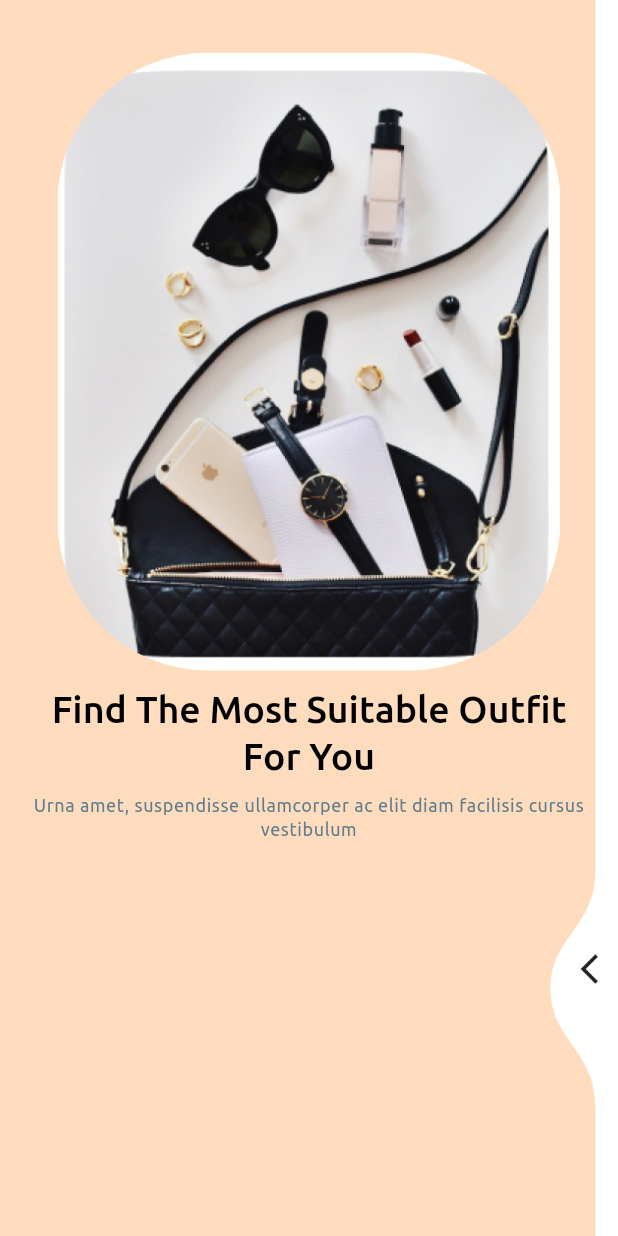
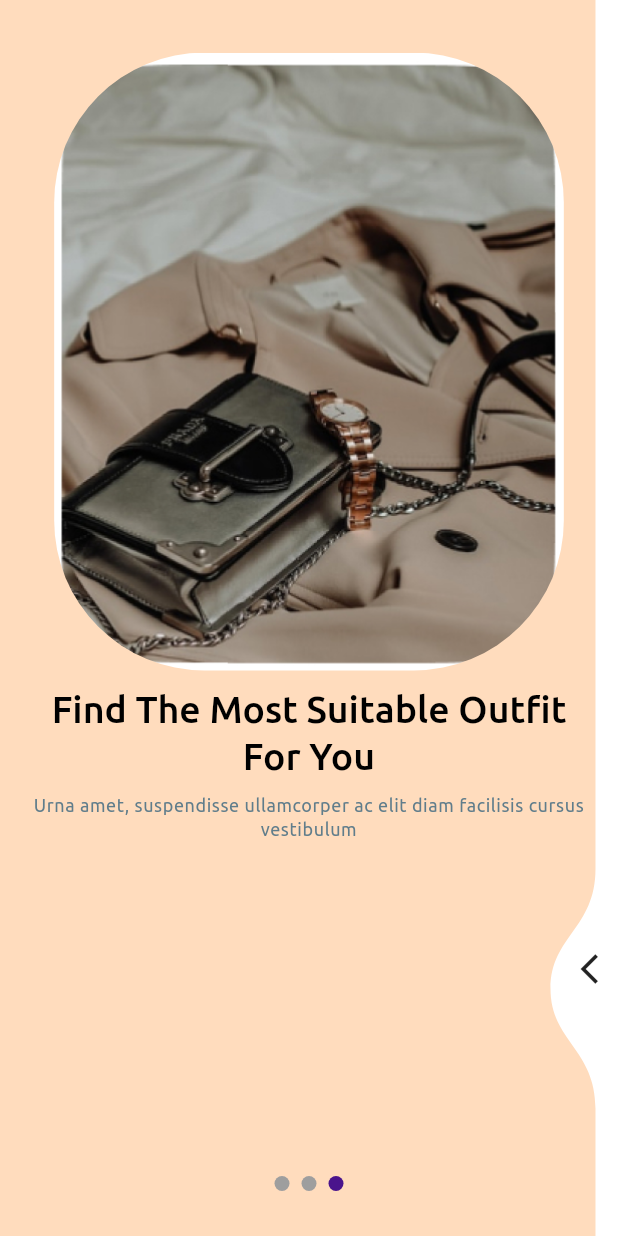
Before and after one commit to Developer-Waqas/Flutter-E-Commerce-App, a Flutter app: the screen it shows after launch, swiped to page 3, on a phone screen of 412 x 824 dp. Run offline on Flutter 3.47's test engine with Material 3 defaults, Android fonts, the phone set to English and light mode, and no system bars; drawn by our look-alikes of liquid_swipe, smooth_page_indicator; our stand-ins replace get.

Commit message:
Initial Commit

```diff
--- /dev/null
+++ b/devtools_options.yaml
@@ -0,0 +1 @@
+extensions:
--- a/lib/main.dart
+++ b/lib/main.dart
@@ -13,6 +13,7 @@ class App extends StatelessWidget {
   @override
   Widget build(BuildContext context) {
     return GetMaterialApp(
+      debugShowCheckedModeBanner: false,
       theme: AppTheme.lightTheme,
       darkTheme: AppTheme.darkTheme,
       themeMode: ThemeMode.system,
--- a/lib/src/constants/colors/colors.dart
+++ b/lib/src/constants/colors/colors.dart
@@ -7,3 +7,5 @@ Color purple900 = Colors.purple.shade900;
 Color onBoardingColor2 = Color(0xFFFDDCDF);
 Color onBoardingColor3 = Color(0xFFFFDCBD);
 Color blackColor = Colors.black;
+Color black87 = Colors.black87;
+Color black54 = Colors.black54;
--- a/lib/src/constants/image_strings/image_strings.dart
+++ b/lib/src/constants/image_strings/image_strings.dart
@@ -4,6 +4,6 @@
 
 
 ///Onboarding Images=======================
-const String onBoardImage1 = "assets/images/onboarding_images/onboarding_image1.png";
-const String onBoardImage2 = "assets/images/onboarding_images/onboarding_image2.png";
-const String onBoardImage3 = "assets/images/onboarding_images/onboarding_image3.png";
+const String onBoardImage1 = "assets/images/onboarding_image1.png";
+const String onBoardImage2 = "assets/images/onboarding_image2.png";
+const String onBoardImage3 = "assets/images/onboarding_image3.png";
--- /dev/null
+++ b/lib/src/features/authentication/controller/onboarding_controller/onboarding_controller.dart
@@ -0,0 +1,39 @@
+import 'package:flutter/material.dart';
+import 'package:get/get.dart';
+import 'package:liquid_swipe/liquid_swipe.dart';
+
+import '../../../../constants/colors/colors.dart';
+import '../../../../constants/image_strings/image_strings.dart';
+import '../../../../widgets/onboard_container/onboard_container.dart';
+
+class OnBoardingController extends GetxController {
+  final controller = LiquidController();
+  RxInt currentPage = 0.obs;
+
+  final pages = [
+      OnBoardingContainer(
+        color: whiteColor,
+        image: const AssetImage(onBoardImage1),
+        text: 'Various Collections Of The Latest Products',
+        subText:
+            'Urna amet, suspendisse ullamcorper ac elit diam facilisis cursus vestibulum',
+      ),
+      OnBoardingContainer(
+        color: onBoardingColor2,
+        image: const AssetImage(onBoardImage2),
+        text: 'Complete Collection Of Colors And Sizes',
+        subText:
+            'Urna amet, suspendisse ullamcorper ac elit diam facilisis cursus vestibulum',
+      ),
+      OnBoardingContainer(
+        color: onBoardingColor3,
+        image: const AssetImage(onBoardImage3),
+        text: 'Find The Most Suitable Outfit For You',
+        subText:
+            'Urna amet, suspendisse ullamcorper ac elit diam facilisis cursus vestibulum',
+      ),
+    ];
+
+    onPageChangeCallback(int activePageIndex) => currentPage.value = activePageIndex;
+
+}
--- a/lib/src/features/authentication/screens/onboarding_screen/onboarding_screen.dart
+++ b/lib/src/features/authentication/screens/onboarding_screen/onboarding_screen.dart
@@ -1,51 +1,47 @@
+import 'dart:async';
+
 import 'package:e_commerce_app/src/constants/colors/colors.dart';
-import 'package:e_commerce_app/src/constants/image_strings/image_strings.dart';
-import 'package:e_commerce_app/src/widgets/onboard_container/onboard_container.dart';
+import 'package:e_commerce_app/src/features/authentication/controller/onboarding_controller/onboarding_controller.dart';
 import 'package:flutter/material.dart';
+import 'package:get/get.dart';
 import 'package:liquid_swipe/liquid_swipe.dart';
+import 'package:smooth_page_indicator/smooth_page_indicator.dart';
 
 class OnBoardingScreen extends StatelessWidget {
-  const OnBoardingScreen({super.key});
+  OnBoardingScreen({super.key});
+
+  int currentPage = 0;
 
   @override
   Widget build(BuildContext context) {
-    final size = MediaQuery.of(context).size;
-
-    final pages = [
-      OnBoardingContainer(
-        color: whiteColor,
-        imageHeight: size.height * 0.5,
-        image: AssetImage(onBoardImage1),
-        text: 'Various Collections Of The Latest Products',
-        subText:
-            'Urna amet, suspendisse ullamcorper ac elit diam facilisis cursus vestibulum',
-      ),
-      OnBoardingContainer(
-        color: onBoardingColor2,
-        imageHeight: size.height * 0.5,
-        image: AssetImage(onBoardImage2),
-        text: 'Complete Collection Of Colors And Sizes',
-        subText:
-            'Urna amet, suspendisse ullamcorper ac elit diam facilisis cursus vestibulum',
-      ),
-      OnBoardingContainer(
-        color: onBoardingColor3,
-        imageHeight: size.height * 0.5,
-        image: AssetImage(onBoardImage1),
-        text: 'Find The Most Suitable Outfit For You',
-        subText:
-            'Urna amet, suspendisse ullamcorper ac elit diam facilisis cursus vestibulum',
-      ),
-    ];
+    final obController = Get.put(OnBoardingController());
 
     return Scaffold(
       backgroundColor: Colors.white,
       body: Stack(
+        alignment: Alignment.center,
         children: [
           LiquidSwipe(
-            pages: pages,
-            slideIconWidget: Icon(Icons.arrow_back_ios),
+            liquidController: obController.controller,
+            pages: obController.pages,
             enableSideReveal: true,
+            slideIconWidget: Icon(Icons.arrow_back_ios, color: black87),
+            onPageChangeCallback: obController.currentPage,
+          ),
+          Obx(
+            () => Positioned(
+              bottom: 30,
+              child: AnimatedSmoothIndicator(
+                activeIndex: obController.currentPage.value,
+                count: 3,
+                effect: WormEffect(
+                  activeDotColor: purple900,
+                  dotHeight: 10,
+                  dotWidth: 10,
+                  dotColor: Colors.grey,
+                ),
+              ),
+            ),
           ),
         ],
       ),
--- a/lib/src/utils/theme/widgets_theme/widgets_theme.dart
+++ b/lib/src/utils/theme/widgets_theme/widgets_theme.dart
@@ -22,8 +22,8 @@ class TextThemes {
 
   );
 
+
   ///dark text theme--------------------------------------
-
   static TextTheme darkTextTheme = TextTheme(
     displayMedium: TextStyle(
         fontFamily: 'UbuntuBold',
@@ -32,7 +32,7 @@ class TextThemes {
     ),
     bodySmall: TextStyle(
       fontFamily: 'UbuntuMedium',
-      color: white54,
+      color: purple900,
     ),
     displaySmall: TextStyle(
       fontSize: 25,
--- a/lib/src/widgets/onboard_container/onboard_container.dart
+++ b/lib/src/widgets/onboard_container/onboard_container.dart
@@ -1,11 +1,8 @@
 import 'package:flutter/cupertino.dart';
 import 'package:flutter/material.dart';
 
-import '../../constants/colors/colors.dart';
-import '../../constants/image_strings/image_strings.dart';
+class OnBoardingContainer extends StatelessWidget {
 
-class OnBoardingContainer extends StatelessWidget {
-  final double imageHeight;
   ImageProvider<Object> image;
   String text;
   String subText;
@@ -13,7 +10,6 @@ class OnBoardingContainer extends StatelessWidget {
 
    OnBoardingContainer({
     super.key,
-    required this.imageHeight,
     required this.image,
     required this.text,
      required this.subText,
@@ -22,6 +18,7 @@ class OnBoardingContainer extends StatelessWidget {
 
   @override
   Widget build(BuildContext context) {
+    final size = MediaQuery.of(context).size;
     return Container(
       padding: EdgeInsets.symmetric(horizontal: 15),
       color: color,
@@ -32,7 +29,7 @@ class OnBoardingContainer extends StatelessWidget {
             borderRadius: BorderRadius.circular(100),
             child: Image(
               image: image,
-              height: imageHeight,
+              height: size.height * 0.5,
             ),
           ),
           Column(
--- a/pubspec.yaml
+++ b/pubspec.yaml
@@ -65,7 +65,6 @@ flutter:
   # To add assets to your application, add an assets section, like this:
   assets:
     - assets/images/
-    - assets/images/onboarding_images/
 
   # An image asset can refer to one or more resolution-specific "variants", see
   # https://flutter.dev/assets-and-images/#resolution-aware
```
Also changed, not shown: assets/images/onboarding_image1.png (renamed from assets/images/onboarding_images/onboarding_image1.png), assets/images/onboarding_image2.png (renamed from assets/images/onboarding_images/onboarding_image2.png), assets/images/onboarding_image3.png (renamed from assets/images/onboarding_images/onboarding_image3.png).
